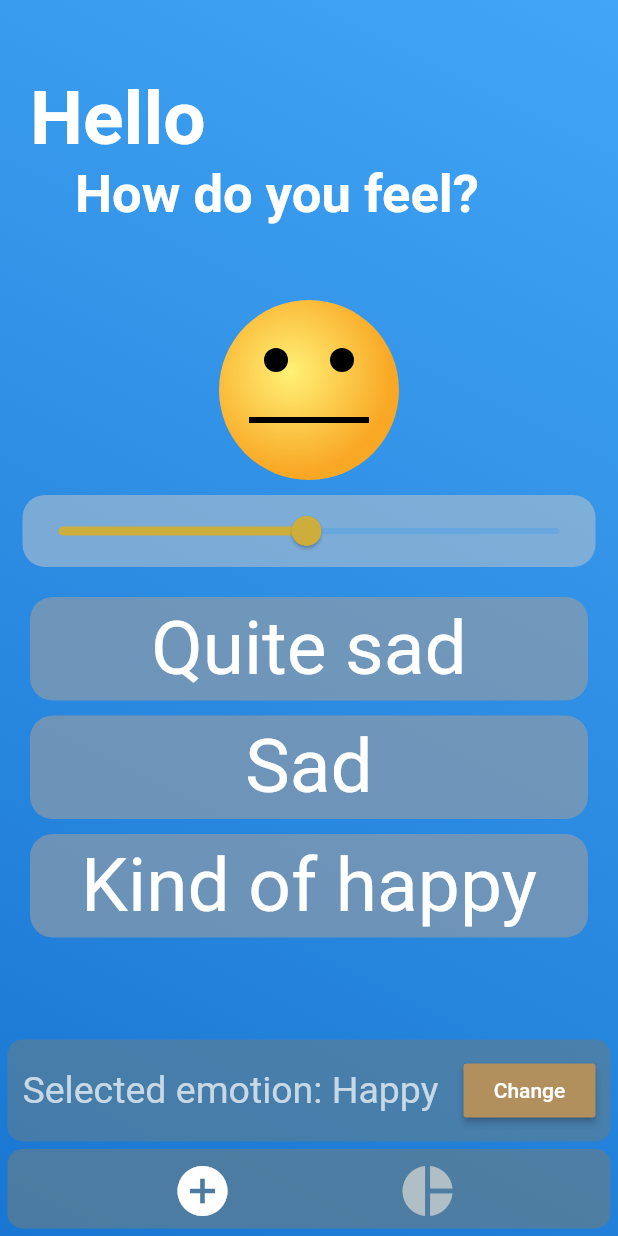
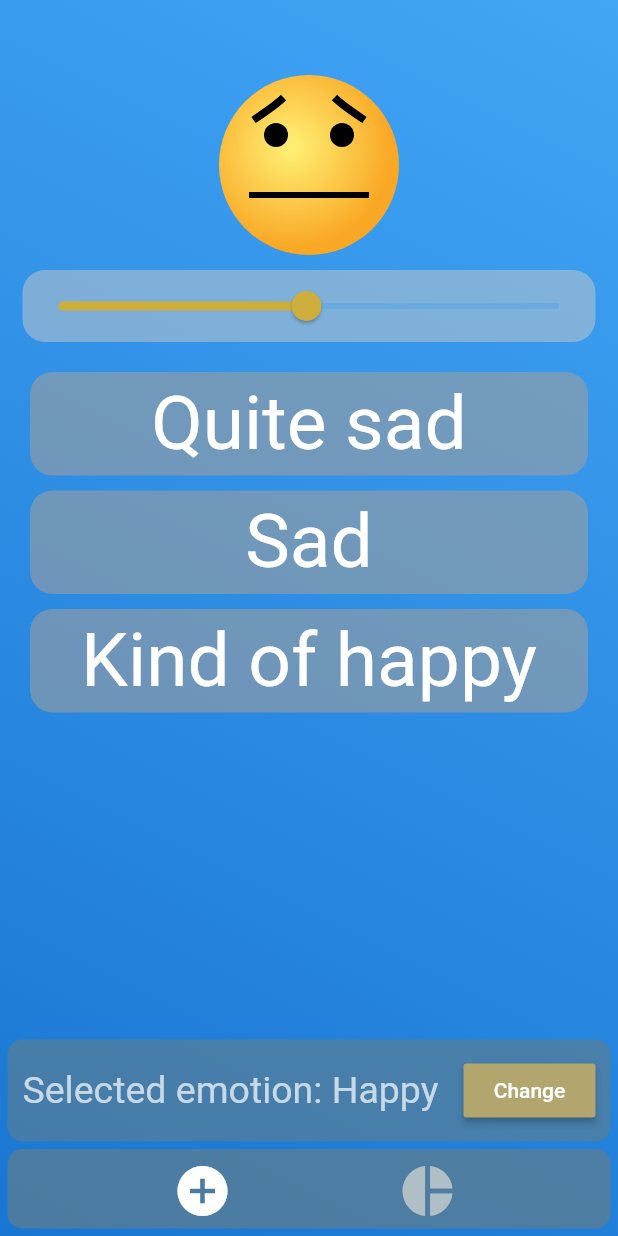
Before and after one commit to rb2750/MyWellbeing, a Flutter app: the Home screen opened directly, on a phone screen of 412 x 824 dp. Run offline on Flutter 3.47's test engine with Material 2 defaults, Android fonts, the phone set to English and light mode, and no system bars; drawn by our look-alikes of auto_size_text; our stand-ins replace shared_preferences, simple_animations; missing offline and left inert: rect_getter; accounts and stored records are empty; project files that could hold a hidden picture were left out.

Commit message:
More facial expressions, animations

```diff
--- a/lib/screens/home.dart
+++ b/lib/screens/home.dart
@@ -1,7 +1,10 @@
 import 'package:flutter/material.dart';
+import 'package:my_wellbeing/widgets/fade.dart';
 import 'package:shared_preferences/shared_preferences.dart';
 import '../widgets/emotionface.dart';
 import '../widgets/emotionlist.dart';
+import '../widgets/fade.dart';
+import 'package:auto_size_text/auto_size_text.dart';
 
 class Home extends StatefulWidget {
   Home({Key key}) : super(key: key);
@@ -19,7 +22,7 @@ class _HomeState extends State<Home> {
     Color gradientColor;
 
     MaterialColor color1 = Colors.red;
-    MaterialColor color2 = Colors.orange;
+    MaterialColor color2 = Colors.yellow;
     MaterialColor color3 = Colors.green;
     backgroundColor = Color.lerp(Color.lerp(color1[200], color2[200], (emotion / 100)), Color.lerp(color2[200], color3[200], (emotion / 100)), (emotion / 100));
     gradientColor = Color.lerp(Color.lerp(color1[500], color2[500], (emotion / 100)), Color.lerp(color2[500], color3[500], (emotion / 100)), (emotion / 100));
@@ -55,35 +58,46 @@ class _HomeState extends State<Home> {
                 begin: Alignment.topRight,
                 end: Alignment.bottomLeft,
                 stops: [0, 1],
-                colors: [
-                  Colors.blue[400],
-                  Colors.blue[700]
-                ],
+                colors: [Colors.blue[400], Colors.blue[700]],
               ),
             ),
             child: FutureBuilder(
                 future: SharedPreferences.getInstance(),
                 builder: (BuildContext context, AsyncSnapshot<SharedPreferences> prefs) {
                   if (prefs.hasData) {
-                    return Column(
-                      crossAxisAlignment: CrossAxisAlignment.start,
+                    return Stack(
+//                      crossAxisAlignment: CrossAxisAlignment.start,
                       children: <Widget>[
+                        Column(crossAxisAlignment: CrossAxisAlignment.start, children: <Widget>[
+                          FadeOut(
+                              20,
+                              FadeUp(
+                                  5,
                                   Padding(
                                     padding: EdgeInsets.only(top: 50, left: 20),
                                     child: Text(
                                       "Hello " + prefs.data.getString("Name"),
-                            style: TextStyle(color: Colors.white, fontSize: 50, fontWeight: FontWeight.w700/*, fontFamily: "Playfair"*/),
+                                      style: TextStyle(color: Colors.white, fontSize: 50, fontWeight: FontWeight.w700 /*, fontFamily: "Playfair"*/),
                                       textAlign: TextAlign.left,
                                     ),
-                        ),
+                                  ))),
+                          FadeOut(
+                              20,
+                              FadeUp(
+                                  10,
                                   Padding(
                                     padding: EdgeInsets.only(left: 50),
                                     child: Text(
                                       "How do you feel?",
-                            style: TextStyle(color: Colors.white, fontSize: 35, fontWeight: FontWeight.w700/*, fontFamily: "Playfair"*/),
+                                      style: TextStyle(color: Colors.white, fontSize: 35, fontWeight: FontWeight.w700 /*, fontFamily: "Playfair"*/),
                                       textAlign: TextAlign.left,
                                     ),
-                        ),
+                                  ))),
+                        ]),
+                        FadeUp(
+                            21,
+                            Column(
+                              children: <Widget>[
                                 Container(padding: EdgeInsets.only(top: 50), child: EmotionFace(emotion)),
                                 Container(
                                     decoration: new BoxDecoration(color: Color.fromRGBO(200, 200, 200, 0.5), borderRadius: new BorderRadius.all(const Radius.circular(15.0))),
@@ -101,16 +115,19 @@ class _HomeState extends State<Home> {
                                 Spacer(),
                                 Container(
                                     margin: EdgeInsets.only(bottom: 5, left: 5, right: 5),
-                            padding: EdgeInsets.only(bottom: 10, top: 10, left: 10, right: 10),
+                                    padding: EdgeInsets.all(10),
                                     decoration: BoxDecoration(color: Colors.blueGrey.withOpacity(0.6), borderRadius: BorderRadius.all(Radius.circular(10))),
                                     child: Row(
                                       mainAxisAlignment: MainAxisAlignment.start,
                                       children: <Widget>[
-                                Text(
+                                        Expanded(
+                                            child: Container(
+                                                margin: EdgeInsets.only(right: 10),
+                                                child: AutoSizeText(
                                                   "Selected emotion: Happy",
-                                  style: TextStyle(fontSize: 25, color: Colors.white70),
-                                ),
-                                Spacer(),
+                                                  style: TextStyle(fontSize: 30, color: Colors.white70),
+                                                  maxLines: 1,
+                                                ))),
                                         MaterialButton(
                                             child: Text("Change", style: TextStyle(color: Colors.white)),
                                             color: /*Colors.green.shade400*/ Color.fromRGBO(backgroundColor.red - 50, backgroundColor.green - 50, backgroundColor.blue - 50, 1),
@@ -135,6 +152,8 @@ class _HomeState extends State<Home> {
                                       ],
                                     )),
                               ],
+                            ))
+                      ],
                     );
                   }
                   return Text("Loading...");
--- /dev/null
+++ b/lib/widgets/fade.dart
@@ -0,0 +1,50 @@
+import 'package:flutter/material.dart';
+import 'package:simple_animations/simple_animations.dart';
+
+class FadeUp extends StatelessWidget {
+  final double delay;
+  final Widget child;
+
+  FadeUp(this.delay, this.child);
+
+  @override
+  Widget build(BuildContext context) {
+    final tween = MultiTrackTween(
+        [Track("opacity").add(Duration(milliseconds: 1000), Tween(begin: 0.0, end: 1.0)), Track("translateY").add(Duration(milliseconds: 1000), Tween(begin: 130.0, end: 0.0), curve: Curves.easeOut)]);
+
+    return ControlledAnimation(
+      delay: Duration(milliseconds: (300 * delay).round()),
+      duration: tween.duration,
+      tween: tween,
+      child: child,
+      builderWithChild: (context, child, animation) => Opacity(
+        opacity: animation["opacity"],
+        child: Transform.translate(offset: Offset(0, animation["translateY"]), child: child),
+      ),
+    );
+  }
+}
+
+class FadeOut extends StatelessWidget {
+  final double delay;
+  final Widget child;
+
+  FadeOut(this.delay, this.child);
+
+  @override
+  Widget build(BuildContext context) {
+    final tween = MultiTrackTween(
+        [Track("opacity").add(Duration(milliseconds: 500), Tween(begin: 1.0, end: 0.0)), Track("translateY").add(Duration(milliseconds: 500), Tween(begin: 0.0, end: -130.0), curve: Curves.easeOut)]);
+
+    return ControlledAnimation(
+      delay: Duration(milliseconds: (300 * delay).round()),
+      duration: tween.duration,
+      tween: tween,
+      child: child,
+      builderWithChild: (context, child, animation) => Opacity(
+        opacity: animation["opacity"],
+        child: Transform.translate(offset: Offset(0, animation["translateY"]), child: child),
+      ),
+    );
+  }
+}
--- a/pubspec.yaml
+++ b/pubspec.yaml
@@ -9,6 +9,8 @@ dependencies:
   flutter:
     sdk: flutter
   cupertino_icons: ^0.1.2
+  auto_size_text: ^2.1.0
+  simple_animations: ^1.3.4
 
 dev_dependencies:
   flutter_test:
```
Also changed, not shown: lib/widgets/emotionface.dart (+46 -16 lines), pubspec.lock. Lines whose indentation alone changed are shown as unchanged.
